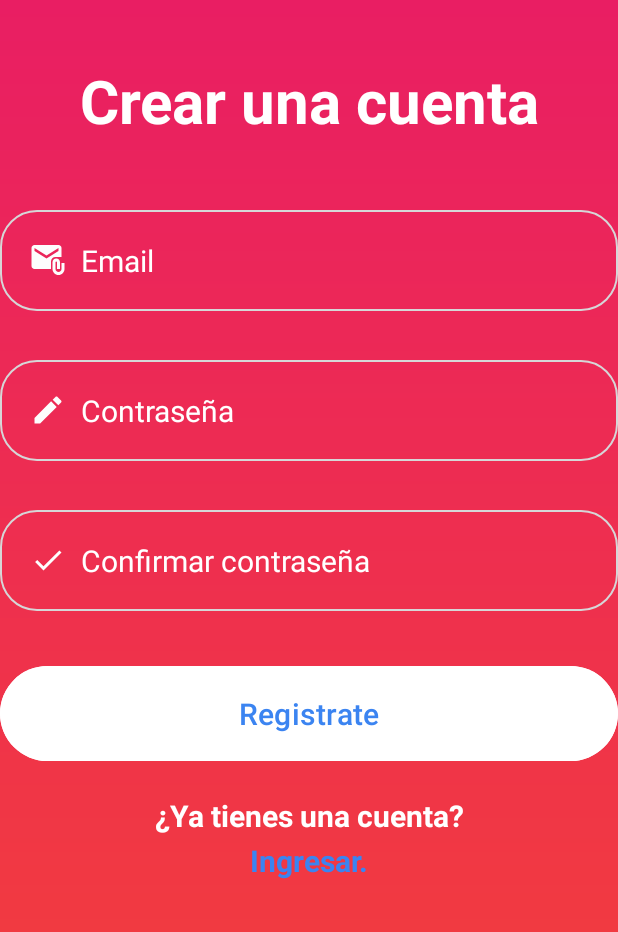
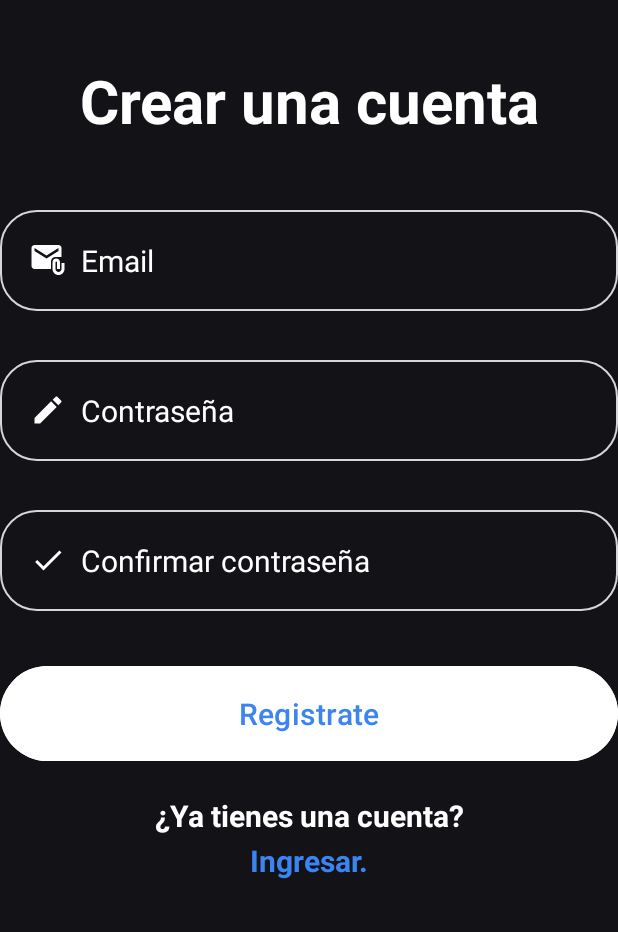
Before and after one commit to EmanuelSotomayor/seminariolenguajes-unla-grupo01, an Android app: the CreateAccountsActivity screen opened directly, with no data from a screen before it, on a phone screen of 412 x 824 dp. Shown: the top 932 px of the screen. Run offline under Robolectric (Android 15) with nearby library versions, the phone set to English and light mode, and no system bars.

Commit message:
sincronizando estilos

```diff
--- a/app/src/main/res/layout/activity_create_accounts.xml
+++ b/app/src/main/res/layout/activity_create_accounts.xml
@@ -5,7 +5,7 @@
     android:id="@+id/main"
     android:layout_width="match_parent"
     android:layout_height="match_parent"
-    android:background="@drawable/registro_fondo"
+    android:background="@color/color_background"
     >
 
     <TextView
--- a/app/src/main/res/values/strings.xml
+++ b/app/src/main/res/values/strings.xml
@@ -1,3 +1,6 @@
 <resources>
     <string name="app_name">pelisApp</string>
+    <string name="welcome_title">Welcome Back</string>
+    <string name="forgot_password">Forgot Password?</string>
+    <string name="remember_user">Remember User</string>
 </resources>
```
